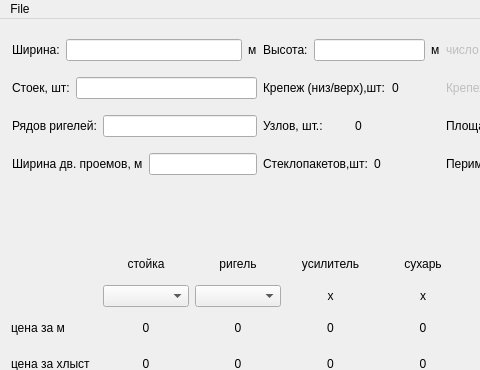
Qt form main.ui (stogoff/facade) before a commit; both pictures show x 0 to 480 and y 0 to 370 of the 758 by 707 pixel window.
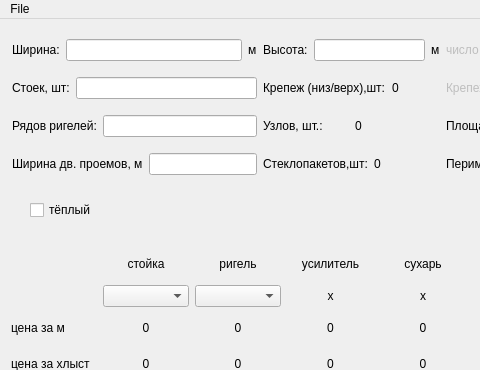
The same form after that commit.

Commit message: calc fasteners finished

```diff
--- a/main.ui
+++ b/main.ui
@@ -1211,6 +1211,19 @@
      </item>
     </layout>
    </widget>
+   <widget class="QCheckBox" name="checkBox">
+    <property name="geometry">
+     <rect>
+      <x>30</x>
+      <y>180</y>
+      <width>97</width>
+      <height>22</height>
+     </rect>
+    </property>
+    <property name="text">
+     <string>тёплый</string>
+    </property>
+   </widget>
    <zorder>layoutWidget</zorder>
    <zorder>layoutWidget</zorder>
    <zorder>layoutWidget</zorder>
```
Left out of the diff: 1 changed line with no effect on the pictures. The commit also changes 1 other file.
